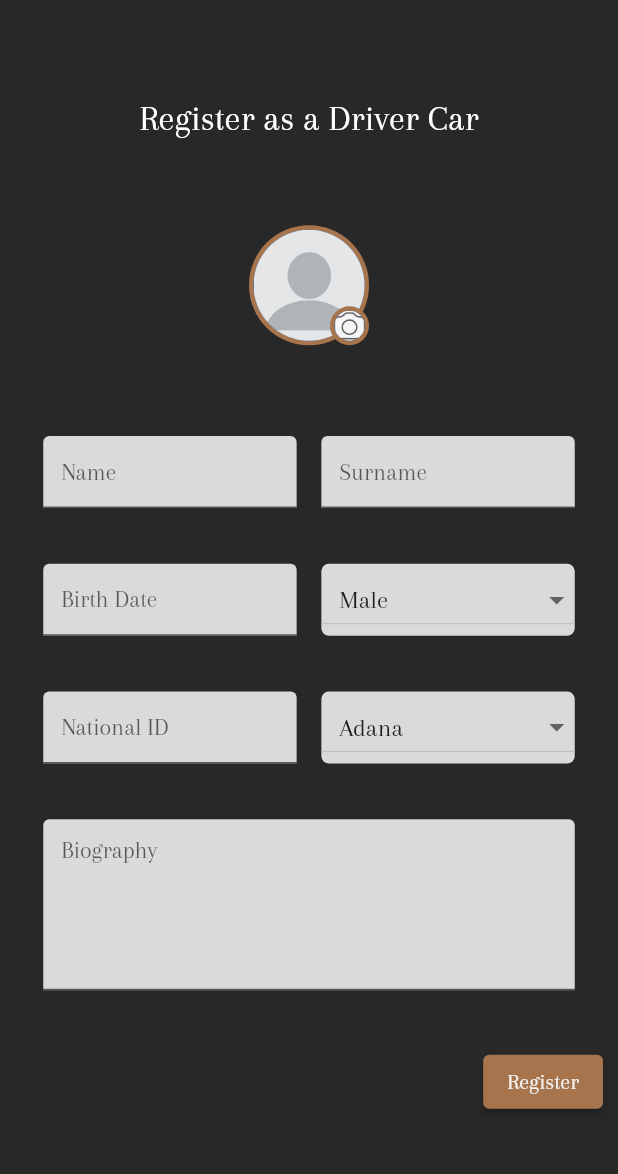
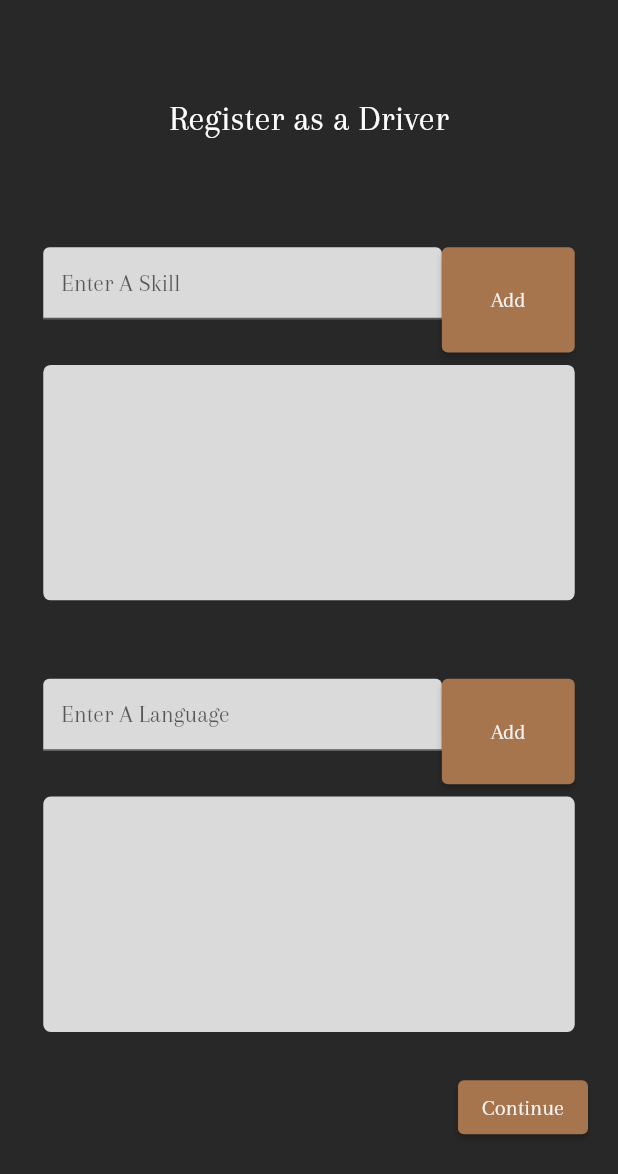
Before and after one commit to toastwareDevelopers/rent-car-with-driver-app, a Flutter app: the RegisterDriverPersonalScreen screen opened by its route, after a tap on "Continue", on a phone screen of 412 x 824 dp. Shown: the top 1174 px of the screen. Run offline on Flutter 3.47's test engine with Material 2 defaults, Android fonts, the phone set to English and light mode, and no system bars; network calls fail.

Commit message:
car and skills screens

```diff
--- a/lib/main.dart
+++ b/lib/main.dart
@@ -5,6 +5,7 @@ import 'package:rentcarmobile/views/loginRegister/register_customer.dart';
 import 'package:rentcarmobile/views/loginRegister/register_driver_auth.dart';
 import 'package:rentcarmobile/views/loginRegister/register_driver_car.dart';
 import 'package:rentcarmobile/views/loginRegister/register_driver_personal.dart';
+import 'package:rentcarmobile/views/loginRegister/register_driver_skills.dart';
 
 void main() {
   runApp(const RentVanApp());
@@ -71,8 +72,9 @@ class RentVanApp extends StatelessWidget {
       routes: {
         '/': (context) => const LoginScreen(),
         '/registerCustomer': (context) => const RegisterCustomerScreen(),
+        '/registerDriverAuth': (context) =>  const RegisterDriverAuthScreen(),
         '/registerDriverPersonal': (context) =>  RegisterDriverPersonalScreen(),
-        '/registerDriverAuth': (context) =>  RegisterDriverAuthScreen(),
+        '/registerDriverSkills': (context) => RegisterDriverSkillsScreen(),
         '/registerDriverCar': (context) =>  RegisterDriverCarScreen(),
         '/forgotPassword': (context) => const ForgotPasswordScreen()
       },
--- a/lib/views/loginRegister/register_driver_auth.dart
+++ b/lib/views/loginRegister/register_driver_auth.dart
@@ -1,6 +1,4 @@
 import 'package:flutter/material.dart';
-import 'package:flutter/services.dart';
-import 'package:rentcarmobile/constants/assets_path.dart';
 import 'package:rentcarmobile/services/auth.dart';
 
 class RegisterDriverAuthScreen extends StatefulWidget {
@@ -30,7 +28,7 @@ class _RegisterDriverAuthScreenState extends State<RegisterDriverAuthScreen> {
             child: Container(
               padding: EdgeInsets.only(top: phoneHeight * 0.08),
               child: Text(
-                "Register as a Driver Auth",
+                "Register as a Driver",
                 style: Theme.of(context).textTheme.headlineMedium,
               ),
             ),
--- a/lib/views/loginRegister/register_driver_car.dart
+++ b/lib/views/loginRegister/register_driver_car.dart
@@ -1,6 +1,4 @@
 import 'package:flutter/material.dart';
-import 'package:flutter/services.dart';
-import 'package:rentcarmobile/constants/assets_path.dart';
 
 class RegisterDriverCarScreen extends StatefulWidget {
   RegisterDriverCarScreen({super.key});
@@ -92,7 +90,8 @@ class RegisterDriverCarScreen extends StatefulWidget {
   final List<String> genders = ["Male", "Female"];
 
   @override
-  State<RegisterDriverCarScreen> createState() => _RegisterDriverCarScreenState();
+  State<RegisterDriverCarScreen> createState() =>
+      _RegisterDriverCarScreenState();
 }
 
 class _RegisterDriverCarScreenState extends State<RegisterDriverCarScreen> {
@@ -100,7 +99,6 @@ class _RegisterDriverCarScreenState extends State<RegisterDriverCarScreen> {
   Widget build(BuildContext context) {
     double phoneHeight = MediaQuery.of(context).size.height;
     double phoneWidth = MediaQuery.of(context).size.width;
-    TextEditingController birthDateController = TextEditingController();
 
     return Scaffold(
       body: Column(
@@ -111,37 +109,8 @@ class _RegisterDriverCarScreenState extends State<RegisterDriverCarScreen> {
             child: Container(
               padding: EdgeInsets.only(top: phoneHeight * 0.08),
               child: Text(
-                "Register as a Driver Car",
+                "Register as a Driver",
                 style: Theme.of(context).textTheme.headlineMedium,
-              ),
-            ),
-          ),
-          //Profil fotoğrafı yükleme alanı
-          Expanded(
-            flex: 2,
-            child: Center(
-              child: Stack(
-                alignment: Alignment.bottomRight,
-                children: [
-                  CircleAvatar(
-                    backgroundColor: Theme.of(context).highlightColor,
-                    radius: 40,
-                    child: CircleAvatar(
-                      backgroundImage:
-                          AssetImage(AssetPaths.blankProfilePhotoPath),
-                      radius: 37.0,
-                    ),
-                  ),
-                  CircleAvatar(
-                    backgroundColor: Theme.of(context).highlightColor,
-                    radius: 13,
-                    child: CircleAvatar(
-                      backgroundImage:
-                          AssetImage(AssetPaths.uploadPhotoIconPath),
-                      radius: 10.0,
-                    ),
-                  ),
-                ],
               ),
             ),
           ),
@@ -154,188 +123,144 @@ class _RegisterDriverCarScreenState extends State<RegisterDriverCarScreen> {
               child: Column(
                 mainAxisAlignment: MainAxisAlignment.spaceEvenly,
                 children: [
-                  //Name - Surname
+                  //Driver Lisence Number - Car Lisence Number
                   Row(
                     children: [
-                      //Name
-                      Expanded(
+                      //Driver Lisence Number
+                      const Expanded(
                         flex: 1,
                         child: TextField(
-                          decoration: const InputDecoration(
-                            hintText: "Name",
+                          decoration: InputDecoration(
+                            hintText: "Driver Lisence Number ",
+                            hintMaxLines: 2,
+                            isDense: true,
                           ),
-                          inputFormatters: [
-                            FilteringTextInputFormatter.allow(
-                              RegExp("[a-zA-Z]"),
-                            ),
-                          ],
                         ),
                       ),
                       SizedBox(
                         width: phoneWidth * 0.04,
                       ),
-                      //Surname
-                      Expanded(
+                      //Car Lisence Number
+                      const Expanded(
                         flex: 1,
                         child: TextField(
-                          decoration:
-                              const InputDecoration(hintText: "Surname"),
-                          inputFormatters: [
-                            FilteringTextInputFormatter.allow(
-                              RegExp("[a-zA-Z]"),
-                            ),
-                          ],
+                          decoration: InputDecoration(
+                            hintText: "Car Lisence Number",
+                            hintMaxLines: 2,
+                            isDense: true,
+                          ),
                         ),
                       ),
                     ],
                   ),
-                  //Birthdate - Gender
+                  //Driver Lisence Year - Car Age
                   Row(
                     children: [
-                      //Birthdate
-                      Expanded(
+                      //Driver Lisence Year
+                      const Expanded(
                         flex: 1,
                         child: TextField(
-                          decoration: const InputDecoration(
-                            hintText: "Birth Date",
+                          decoration: InputDecoration(
+                            hintText: "Driver Lisence Year ",
+                            hintMaxLines: 2,
+                            isDense: true,
                           ),
-                          controller: birthDateController,
-                          onTap: () async {
-                            showDialog(
-                                context: context,
-                                barrierDismissible: false,
-                                builder: (BuildContext context) {
-                                  return Theme(
-                                    data: Theme.of(context),
-                                    child: AlertDialog(
-                                      actions: [
-                                        CalendarDatePicker(
-                                          firstDate:
-                                              DateTime.parse("1900-01-01"),
-                                          initialDate:
-                                              birthDateController.text != ""
-                                                  ? DateTime.parse(
-                                                      birthDateController.text)
-                                                  : DateTime.now(),
-                                          lastDate: DateTime.now(),
-                                          onDateChanged: (DateTime value) {
-                                            birthDateController.text =
-                                                "${value.year}-${value.month < 10 ? "0${value.month}" : value.month}-${value.day < 10 ? "0${value.day}" : value.day}";
-                                          },
-                                        ),
-                                        ElevatedButton(
-                                          onPressed: () {
-                                            Navigator.of(context).pop();
-                                          },
-                                          child: const Text("OK"),
-                                        ),
-                                      ],
-                                    ),
-                                  );
-                                });
-                          },
                         ),
                       ),
                       SizedBox(
                         width: phoneWidth * 0.04,
                       ),
-                      //Gender
-                      Expanded(
+                      //Car Model Year
+                      const Expanded(
                         flex: 1,
-                        child: Container(
-                          decoration: BoxDecoration(
-                            color: const Color.fromARGB(255, 218, 218, 218),
-                            borderRadius: BorderRadius.circular(5),
-                          ),
-                          child: DropdownButton(
-                            value: widget.genderDropdown,
-                            items: widget.genders
-                                .map(
-                                  (value) => DropdownMenuItem(
-                                    value: value,
-                                    child: Container(
-                                      padding: const EdgeInsets.only(left: 12),
-                                      child: Text(value,
-                                          style: const TextStyle(fontSize: 17)),
-                                    ),
-                                  ),
-                                )
-                                .toList(),
-                            onChanged: (value) {
-                              setState(() {
-                                widget.genderDropdown = value;
-                              });
-                            },
-                            dropdownColor:
-                                const Color.fromARGB(255, 218, 218, 218),
-                            borderRadius: BorderRadius.circular(10),
-                            isExpanded: true,
+                        child: TextField(
+                          decoration: InputDecoration(
+                            hintText: "Model Year",
                           ),
                         ),
                       ),
                     ],
                   ),
-                  //NationalID - Location
+                  //Car Brand - Car Model
                   Row(
                     children: [
-                      //NationalID
-                      Expanded(
+                      //Car Brand
+                      const Expanded(
                         flex: 1,
                         child: TextField(
-                          decoration:
-                              const InputDecoration(hintText: "National ID"),
-                          inputFormatters: [
-                            FilteringTextInputFormatter.allow(
-                              RegExp("[0-9]"),
-                            ),
-                          ],
+                          decoration: InputDecoration(
+                            hintText: "Car Brand ",
+                          ),
                         ),
                       ),
                       SizedBox(
                         width: phoneWidth * 0.04,
                       ),
-                      //Location
-                      Expanded(
+                      //Car Model
+                      const Expanded(
                         flex: 1,
-                        child: Container(
-                          decoration: BoxDecoration(
-                            color: const Color.fromARGB(255, 218, 218, 218),
-                            borderRadius: BorderRadius.circular(5),
+                        child: TextField(
+                          decoration: InputDecoration(hintText: "Car Model"),
+                        ),
+                      ),
+                    ],
+                  ),
+                  //Car Color - Car Registration Plate
+                  Row(
+                    children: [
+                      //Car Color
+                      const Expanded(
+                        flex: 1,
+                        child: TextField(
+                          decoration: InputDecoration(
+                            hintText: "Car Color",
                           ),
-                          child: DropdownButton(
-                            value: widget.locationDropdown,
-                            items: widget.cities
-                                .map(
-                                  (value) => DropdownMenuItem(
-                                    value: value,
-                                    child: Container(
-                                      padding: const EdgeInsets.only(left: 12),
-                                      child: Text(value,
-                                          style: const TextStyle(fontSize: 17)),
-                                    ),
-                                  ),
-                                )
-                                .toList(),
-                            onChanged: (value) {
-                              setState(() {
-                                widget.locationDropdown = value;
-                              });
-                            },
-                            dropdownColor:
-                                const Color.fromARGB(255, 218, 218, 218),
-                            borderRadius: BorderRadius.circular(10),
-                            isExpanded: true,
+                        ),
+                      ),
+                      SizedBox(
+                        width: phoneWidth * 0.04,
+                      ),
+                      //Car Registration Plate
+                      const Expanded(
+                        flex: 1,
+                        child: TextField(
+                          decoration: InputDecoration(
+                            hintText: "Car Registration Plate",
+                            hintMaxLines: 2,
+                            isDense: true,
                           ),
                         ),
                       ),
                     ],
                   ),
-                  //Biography
-                  const TextField(
-                    keyboardType: TextInputType.multiline,
-                    maxLines: 5,
-                    decoration: InputDecoration(hintText: "Biography"),
-                  )
+                  //Hourly Price - Tax Number
+                  Row(
+                    children: [
+                      //Hourly Price
+                      const Expanded(
+                        flex: 1,
+                        child: TextField(
+                          decoration: InputDecoration(
+                            hintText: "Hourly Price (TL)",
+                            hintMaxLines: 2,
+                            isDense: true,
+                          ),
+                        ),
+                      ),
+                      SizedBox(
+                        width: phoneWidth * 0.04,
+                      ),
+                      //Tax Number
+                      const Expanded(
+                        flex: 1,
+                        child: TextField(
+                          decoration: InputDecoration(
+                            hintText: "Tax Number",
+                          ),
+                        ),
+                      ),
+                    ],
+                  ),
                 ],
               ),
             ),
@@ -345,7 +270,7 @@ class _RegisterDriverCarScreenState extends State<RegisterDriverCarScreen> {
             flex: 2,
             child: Container(
               alignment: Alignment.topRight,
-              padding: const EdgeInsets.only(right: 10),
+              padding: const EdgeInsets.only(right: 20),
               child: ElevatedButton(
                 child: const Text("Register"),
                 onPressed: () {},
--- a/lib/views/loginRegister/register_driver_personal.dart
+++ b/lib/views/loginRegister/register_driver_personal.dart
@@ -111,7 +111,7 @@ class _RegisterDriverPersonalScreenState extends State<RegisterDriverPersonalScr
             child: Container(
               padding: EdgeInsets.only(top: phoneHeight * 0.08),
               child: Text(
-                "Register as a Driver Personal",
+                "Register as a Driver",
                 style: Theme.of(context).textTheme.headlineMedium,
               ),
             ),
@@ -347,7 +347,7 @@ class _RegisterDriverPersonalScreenState extends State<RegisterDriverPersonalScr
               padding: const EdgeInsets.only(right: 20),
               child: ElevatedButton(
                 child: const Text("Continue"),
-                onPressed: () {Navigator.of(context).pushNamed("/registerDriverCar");},
+                onPressed: () {Navigator.of(context).pushNamed("/registerDriverSkills");},
               ),
             ),
           ),
--- /dev/null
+++ b/lib/views/loginRegister/register_driver_skills.dart
@@ -0,0 +1,196 @@
+import 'package:flutter/material.dart';
+
+class RegisterDriverSkillsScreen extends StatefulWidget {
+  RegisterDriverSkillsScreen({super.key});
+  var skills = [];
+  var languages = [];
+  var skillController = TextEditingController();
+  var languageController = TextEditingController();
+
+  @override
+  State<RegisterDriverSkillsScreen> createState() =>
+      _RegisterDriverSkillsScreenState();
+}
+
+class _RegisterDriverSkillsScreenState
+    extends State<RegisterDriverSkillsScreen> {
+  @override
+  Widget build(BuildContext context) {
+    double phoneHeight = MediaQuery.of(context).size.height;
+    double phoneWidth = MediaQuery.of(context).size.width;
+
+    return Scaffold(
+      body: Column(
+        mainAxisAlignment: MainAxisAlignment.spaceBetween,
+        children: <Widget>[
+          //Register as a Driver yazan başlık
+          Expanded(
+            flex: 3,
+            child: Container(
+              padding: EdgeInsets.only(
+                top: phoneHeight * 0.08,
+              ),
+              child: Text(
+                "Register as a Driver",
+                style: Theme.of(context).textTheme.headlineMedium,
+              ),
+            ),
+          ),
+          //Form inputları alanı
+          Expanded(
+            flex: 10,
+            child: Container(
+              padding: EdgeInsets.only(
+                left: phoneWidth * 0.07,
+                right: phoneWidth * 0.07,
+              ),
+              child: Column(
+                mainAxisAlignment: MainAxisAlignment.spaceBetween,
+                children: [
+                  //Add Skills
+                  Expanded(
+                    flex: 3,
+                    child: Row(
+                      crossAxisAlignment: CrossAxisAlignment.stretch,
+                      children: [
+                        //Enter a Skill Input Area
+                        Expanded(
+                          flex: 3,
+                          child: TextField(
+                            enableSuggestions: false,
+                            autocorrect: false,
+                            decoration: const InputDecoration(
+                              hintText: "Enter A Skill",
+                            ),
+                            controller: widget.skillController,
+                          ),
+                        ),
+                        Expanded(
+                          flex: 1,
+                          child: Container(
+                            padding: EdgeInsets.only(
+                              bottom: phoneHeight * 0.01,
+                            ),
+                            child: ElevatedButton(
+                              onPressed: () {
+                                setState(() {
+                                  widget.skills.add(widget.skillController.text);
+                                });
+
+                              },
+                              child: const Text("Add"),
+                            ),
+                          ),
+                        ),
+                      ],
+                    ),
+                  ),
+                  //Skills List
+                  Expanded(
+                    flex: 6,
+                    child: Container(
+                      height: phoneHeight * 0.05,
+                      decoration: BoxDecoration(
+                        borderRadius: BorderRadius.circular(5),
+                        color: const Color.fromARGB(255, 218, 218, 218),
+                      ),
+                      child: ListView.builder(
+                        itemBuilder: ((context, index) => Container(
+                              child: Text(
+                                widget.skills[index],
+                              ),
+                            )),
+                        itemCount: widget.skills.length,
+                      ),
+                    ),
+                  ),
+                  //Boşluk
+                  Expanded(
+                    flex: 2,
+                    child: Container(),
+                  ),
+                  //Add Languages
+                  Expanded(
+                    flex: 3,
+                    child: Row(
+                      crossAxisAlignment: CrossAxisAlignment.stretch,
+                      children: [
+                        //Enter a Language Input Area
+                        Expanded(
+                          flex: 3,
+                          child: TextField(
+                            enableSuggestions: false,
+                            autocorrect: false,
+                            decoration: const InputDecoration(
+                              hintText: "Enter A Language",
+                            ),
+                            controller: widget.languageController,
+                          ),
+                        ),
+                        Expanded(
+                          flex: 1,
+                          child: Container(
+                            padding: EdgeInsets.only(
+                              bottom: phoneHeight * 0.01,
+                            ),
+                            child: ElevatedButton(
+                              onPressed: () {
+                                setState(() {
+                                  widget.languages.add(widget.languageController.text);
+                                });
+
+                              },
+                              child: const Text("Add"),
+                            ),
+                          ),
+                        ),
+                      ],
+                    ),
+                  ),
+                  //Language List
+                  Expanded(
+                    flex: 6,
+                    child: Container(
+                      height: phoneHeight * 0.05,
+                      decoration: BoxDecoration(
+                        borderRadius: BorderRadius.circular(5),
+                        color: const Color.fromARGB(255, 218, 218, 218),
+                      ),
+                      child: ListView.builder(
+                        itemBuilder: ((context, index) => Container(
+                              child: Text(
+                                widget.languages[index],
+                              ),
+                            )),
+                        itemCount: widget.languages.length,
+                      ),
+                    ),
+                  ),
+                  //Boşluk
+                  Expanded(
+                    flex: 1,
+                    child: Container(),
+                  ),
+                ],
+              ),
+            ),
+          ),
+          //Continue butonu alanı
+          Expanded(
+            flex: 2,
+            child: Container(
+              alignment: Alignment.topRight,
+              padding: const EdgeInsets.only(right: 20),
+              child: ElevatedButton(
+                child: const Text("Continue"),
+                onPressed: () {
+                  Navigator.of(context).pushNamed("/registerDriverCar");
+                },
+              ),
+            ),
+          ),
+        ],
+      ),
+    );
+  }
+}
```
